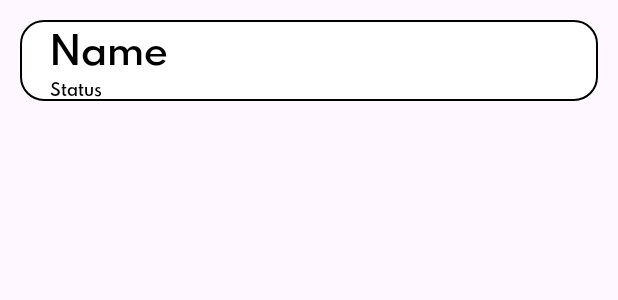
After one commit to cao-Dat04/Chat-Android-app, an Android app: the layout user_item.xml on its own in the app's theme, with its tools: preview values and no code run, on a phone screen of 412 x 824 dp. The commit adds this screen. Shown: the top 300 px of the screen. Run offline under Robolectric (Android 15) with nearby library versions, the phone set to English and light mode, and no system bars.

Commit message:
Thiet ke giao dien man hinh chinh

```diff
--- /dev/null
+++ b/app/src/main/res/drawable/bordermain.xml
@@ -0,0 +1,18 @@
+<?xml version="1.0" encoding="utf-8"?>
+<selector xmlns:android="http://schemas.android.com/apk/res/android">
+    <item android:state_enabled="true" android:state_focused="true">
+        <shape android:shape="rectangle">
+            <solid android:color="@color/white"/>
+            <corners android:radius="15.40dp"/>
+            <stroke android:color="#2a364e" android:width="1dp"/>
+        </shape>
+    </item>
+
+    <item android:state_enabled="true">
+        <shape android:shape="rectangle">
+            <corners android:radius="15.40dp"/>
+            <solid android:color="@color/white"/>
+            <stroke android:color="@color/black" android:width="1dp"/>
+        </shape>
+    </item>
+</selector>
--- /dev/null
+++ b/app/src/main/res/layout/user_item.xml
@@ -0,0 +1,44 @@
+<?xml version="1.0" encoding="utf-8"?>
+<RelativeLayout xmlns:android="http://schemas.android.com/apk/res/android"
+    android:layout_width="match_parent"
+    android:layout_height="wrap_content"
+    android:layout_margin="13.00dp"
+    android:background="@drawable/bordermain">
+
+    <LinearLayout
+        android:layout_width="match_parent"
+        android:layout_height="wrap_content"
+        android:orientation="horizontal"
+        >
+
+        <LinearLayout
+            android:layout_marginStart="20dp"
+            android:layout_width="match_parent"
+            android:layout_height="wrap_content"
+            android:orientation="vertical"
+            android:gravity="center">
+
+            <TextView
+                android:layout_width="match_parent"
+                android:layout_height="wrap_content"
+                android:fontFamily="@font/spartan_bold"
+                android:text="Name"
+                android:textColor="@color/black"
+                android:textSize="25dp"/>
+
+            <TextView
+                android:layout_width="match_parent"
+                android:layout_height="wrap_content"
+                android:textColor="@color/black"
+                android:fontFamily="@font/spartan_bold"
+                android:textSize="10.40dp"
+                android:text="Status"/>
+
+        </LinearLayout>
+
+
+
+    </LinearLayout>
+
+
+</RelativeLayout>
```
Also changed, not shown: app/src/main/res/layout/activity_main.xml (+79 -11 lines).
